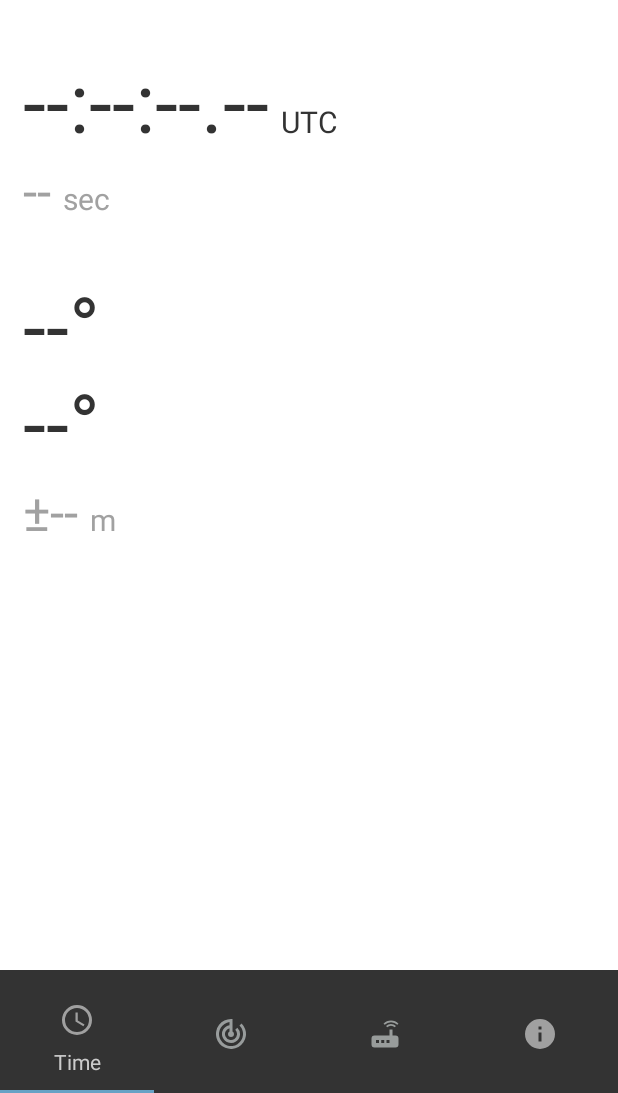
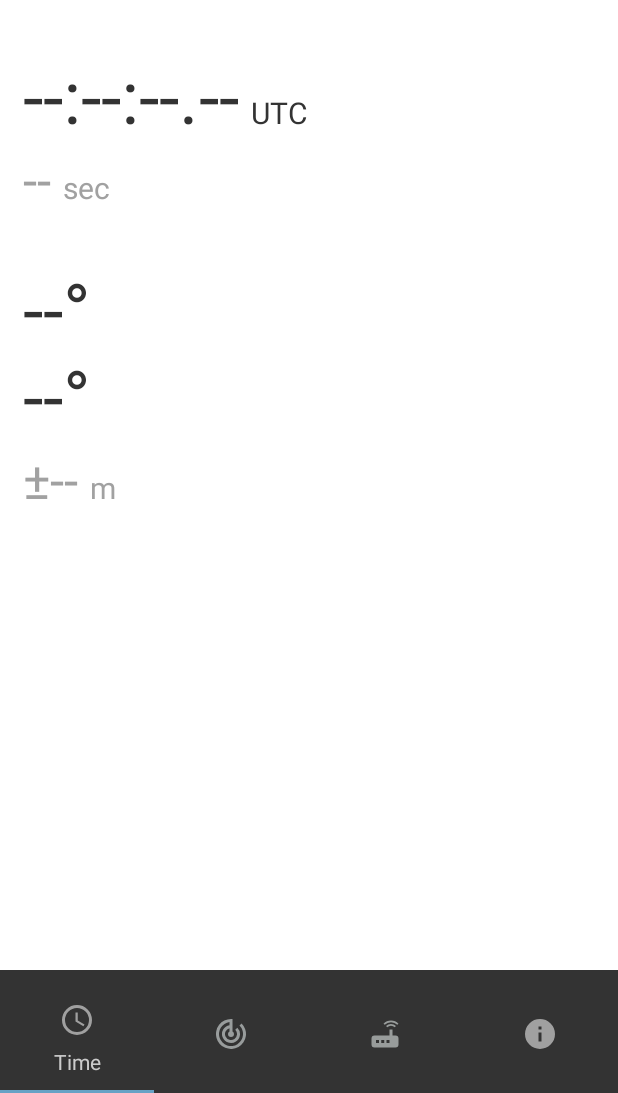
Before and after one commit to PublicNTP/time-server-app, an Android app: the TimeFragment screen opened directly, with no data from a screen before it, on a phone screen of 412 x 824 dp, the part 143-1236 px from its top. Run offline under Robolectric (Android 15) with nearby library versions, the phone set to English and light mode, and no system bars; our stand-ins replace ButterKnife, data binding; libraries missing offline, so code that uses them is left out: lecho.lib.hellocharts; Roboto replaces fonts that are not available here; 5 statements that could not run were skipped.

Commit message:
fixed font sizing for larger devices

```diff
--- a/app/src/main/java/app/timeserver/ui/server/ServerFragment.java
+++ b/app/src/main/java/app/timeserver/ui/server/ServerFragment.java
@@ -305,7 +305,7 @@ public class ServerFragment extends Fragment {
       String port = NtpService.port;
       serverPort.setText(port);
       serverPort.setTypeface(null, Typeface.BOLD);
-      serverPort.setTextSize(20);
+      serverPort.setTextSize(19);
       ArrayList portList = NtpService.portList;
       ArrayAdapter<String> adapter = new ArrayAdapter<String>(
           getActivity(),
--- a/app/src/main/res/layout/fragment_satellite.xml
+++ b/app/src/main/res/layout/fragment_satellite.xml
@@ -63,7 +63,7 @@
         <FrameLayout
             android:id="@+id/satellite_details_container"
             android:layout_width="match_parent"
-            android:layout_height="1090dp"
+            android:layout_height="1130dp"
             android:layout_marginBottom="10dp"
             android:layout_alignParentBottom="true"
             android:layout_below="@id/satellite_inner_container" />
--- a/app/src/main/res/values/dimens.xml
+++ b/app/src/main/res/values/dimens.xml
@@ -5,7 +5,7 @@
 
     <dimen name="info_text_title">54sp</dimen>
     <dimen name="info_text_content">16sp</dimen>
-    <dimen name="large_detail_text_size">55sp</dimen>
+    <dimen name="large_detail_text_size">49sp</dimen>
     <dimen name="detail_text_size">34sp</dimen>
     <dimen name="unit_text_size">20sp</dimen>
     <dimen name="option_text_size">20sp</dimen>
--- a/app/src/main/res/values/strings.xml
+++ b/app/src/main/res/values/strings.xml
@@ -71,7 +71,7 @@
     <string name="satellite_heading_example">60 degrees from North</string>
     <string name="satellite_altitude_example">1000 feet</string>
     <string name="signal_to_noise_ratio">Carrier-to-Noise Ratio:</string>
-    <string name="carrier_frequency">Carrier Frequency:</string>
+    <string name="carrier_frequency">Carrier Freq:</string>
     <string name="carrier_frequency_example">L1:</string>
     <string name="unreliable_connection_warning">No reliable connection - connect to ethernet or wifi</string>
 
```
Also changed, not shown: app/src/main/res/layout/fragment_server.xml (+4 -4 lines).
